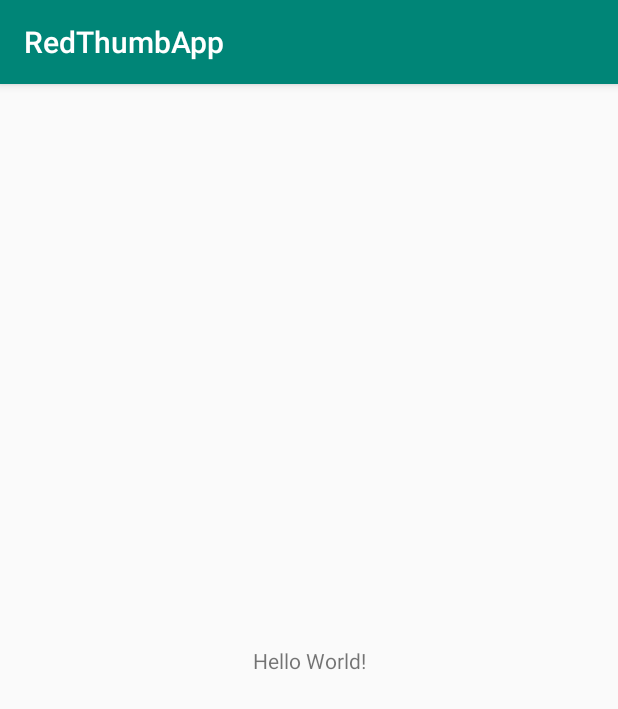
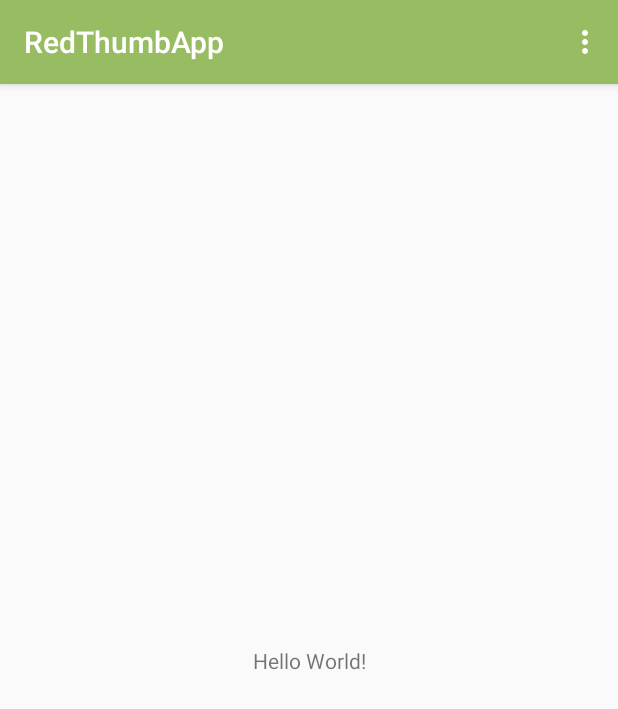
Before and after one commit to emnclarke/RedThumb, an Android app: the screen it shows after launch (MainActivity), on a phone screen of 412 x 824 dp. Shown: the top 709 px of the screen. Run offline under Robolectric (Android 15) with nearby library versions, the phone set to English and light mode, and no system bars.

Commit message:
Migrated to AndriodX
>This is required to use a card layout, which I belive is ideal for our GUI.
>I have also made some minor layout changes.

```diff
--- a/App/app/build.gradle
+++ b/App/app/build.gradle
@@ -29,5 +29,7 @@ dependencies {
     testImplementation 'junit:junit:4.12'
     androidTestImplementation 'androidx.test.ext:junit:1.1.0'
     androidTestImplementation 'androidx.test.espresso:espresso-core:3.1.1'
-    compile group: 'com.googlecode.json-simple', name: 'json-simple', version: '1.1'
+    implementation group: 'com.googlecode.json-simple', name: 'json-simple', version: '1.1'
+    implementation 'androidx.cardview:cardview:1.0.0'
+
 }
--- a/App/app/src/main/java/com/example/redthumbapp/MainActivity.java
+++ b/App/app/src/main/java/com/example/redthumbapp/MainActivity.java
@@ -2,6 +2,8 @@ package com.example.redthumbapp;
 
 import androidx.appcompat.app.AppCompatActivity;
 import android.os.Bundle;
+import android.view.Menu;
+import android.view.MenuItem;
 
 public class MainActivity extends AppCompatActivity {
 
@@ -10,4 +12,25 @@ public class MainActivity extends AppCompatActivity {
         super.onCreate(savedInstanceState);
         setContentView(R.layout.activity_main);
     }
+
+    @Override
+    public boolean onCreateOptionsMenu(Menu menu) {
+        getMenuInflater().inflate(R.menu.settings_menu, menu);
+        return true;
+    }
+
+    @Override
+    public boolean onOptionsItemSelected(MenuItem item) {
+
+        switch(item.getItemId()) {
+            case R.id.settings:
+                //TODO:Navigate to settings screen
+                break;
+            default:
+                return super.onOptionsItemSelected(item);
+        }
+
+        return true;
+    }
+
 }
--- /dev/null
+++ b/App/app/src/main/res/menu/settings_menu.xml
@@ -0,0 +1,4 @@
+<?xml version="1.0" encoding="utf-8"?>
+<menu xmlns:android="http://schemas.android.com/apk/res/android">
+    <item android:title="Settings" android:id="@+id/settings"></item>
+</menu>
--- a/App/app/src/main/res/values/colors.xml
+++ b/App/app/src/main/res/values/colors.xml
@@ -1,6 +1,7 @@
 <?xml version="1.0" encoding="utf-8"?>
 <resources>
-    <color name="colorPrimary">#008577</color>
-    <color name="colorPrimaryDark">#00574B</color>
-    <color name="colorAccent">#D81B60</color>
+    <!--Aquarium Plant Colour Scheme-->
+    <color name="colorPrimary">#97BC62</color>
+    <color name="colorPrimaryDark">#2C5F2D</color>
+    <color name="colorAccent">#3AA9AE</color>
 </resources>
```
Also changed, not shown: App/app/src/main/res/drawable/ic_settings.xml (added, +12 -0 lines).
